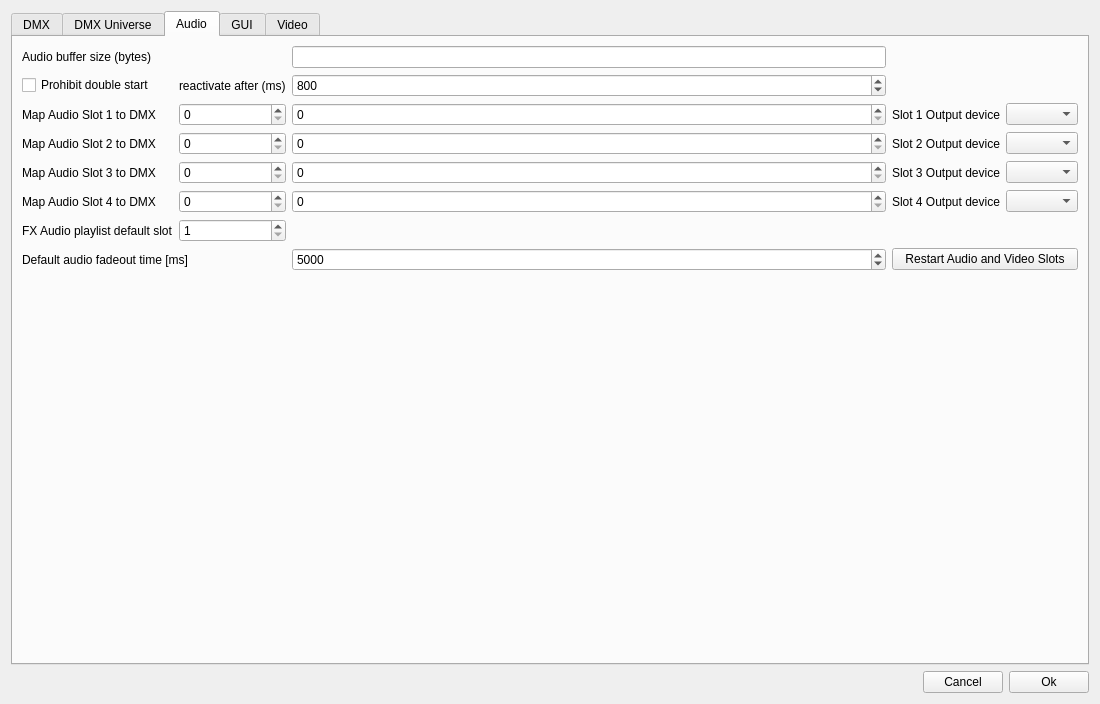
Qt form StageRunner/gui/setupwidget.ui (Pit1966/StageRunner) before a commit.
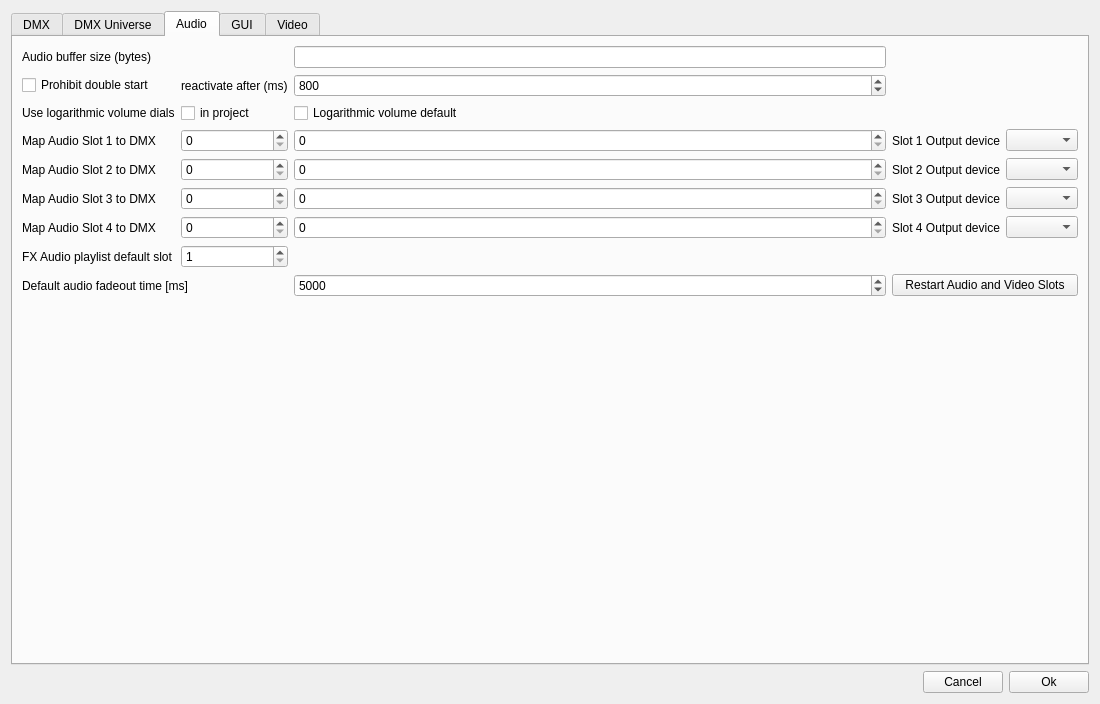
The same form after that commit. The open tabs and pages were chosen to show the change.

Commit message: Added logarithmic audio scale option for project and default settings

Patch:
```diff
--- a/StageRunner/gui/setupwidget.ui
+++ b/StageRunner/gui/setupwidget.ui
@@ -142,13 +142,31 @@
        <string>Audio</string>
       </attribute>
       <layout class="QGridLayout" name="gridLayout_2">
-       <item row="6" column="1">
-        <widget class="QSpinBox" name="playlistChannelSpin">
-         <property name="minimum">
-          <number>1</number>
+       <item row="3" column="4">
+        <widget class="QComboBox" name="slotDeviceCombo1"/>
+       </item>
+       <item row="4" column="3">
+        <widget class="QLabel" name="label_3">
+         <property name="text">
+          <string>Slot 2 Output device</string>
          </property>
-         <property name="maximum">
-          <number>4</number>
+        </widget>
+       </item>
+       <item row="8" column="3" colspan="2">
+        <widget class="QPushButton" name="restartAudioVideoSlots">
+         <property name="text">
+          <string>Restart Audio and Video Slots</string>
+         </property>
+        </widget>
+       </item>
+       <item row="3" column="0">
+        <widget class="QLabel" name="mapAudioToChannelLabel1">
+         <property name="toolTip">
+          <string>Map audio volumefor slot 1 to a DMX input channel
+Enables volume control on your light console</string>
+         </property>
+         <property name="text">
+          <string>Map Audio Slot 1 to DMX</string>
          </property>
         </widget>
        </item>
@@ -159,24 +177,10 @@
          </property>
         </widget>
        </item>
-       <item row="4" column="0">
-        <widget class="QLabel" name="mapAudioToChannelLabel1_3">
-         <property name="text">
-          <string>Map Audio Slot 3 to DMX</string>
-         </property>
-        </widget>
-       </item>
-       <item row="2" column="3">
-        <widget class="QLabel" name="chanOutputLabel0">
-         <property name="text">
-          <string>Slot 1 Output device</string>
-         </property>
-        </widget>
-       </item>
-       <item row="5" column="1">
-        <widget class="QSpinBox" name="mapAudioToUniv4">
-         <property name="toolTip">
-          <string>Universe for sound slot 4</string>
+       <item row="7" column="1">
+        <widget class="QSpinBox" name="playlistChannelSpin">
+         <property name="minimum">
+          <number>1</number>
          </property>
          <property name="maximum">
           <number>4</number>
@@ -184,7 +188,7 @@
         </widget>
        </item>
        <item row="4" column="1">
-        <widget class="QSpinBox" name="mapAudioToUniv3">
+        <widget class="QSpinBox" name="mapAudioToUniv2">
          <property name="toolTip">
           <string>Universe for sound slot 3</string>
          </property>
@@ -193,20 +197,32 @@
          </property>
         </widget>
        </item>
-       <item row="1" column="1">
-        <widget class="QLabel" name="reactivateAudioLabel">
-         <property name="text">
-          <string>reactivate after (ms)</string>
+       <item row="4" column="2">
+        <widget class="QSpinBox" name="mapAudioToDmx2">
+         <property name="toolTip">
+          <string>DMX Channel</string>
          </property>
-        </widget>
-       </item>
-       <item row="5" column="2">
-        <widget class="QSpinBox" name="mapAudioToDmx4">
          <property name="maximum">
           <number>512</number>
          </property>
         </widget>
        </item>
+       <item row="5" column="4">
+        <widget class="QComboBox" name="slotDeviceCombo3"/>
+       </item>
+       <item row="8" column="2">
+        <widget class="QSpinBox" name="defaultAudioFadeOutMsSpin">
+         <property name="maximum">
+          <number>10000</number>
+         </property>
+         <property name="singleStep">
+          <number>100</number>
+         </property>
+         <property name="value">
+          <number>5000</number>
+         </property>
+        </widget>
+       </item>
        <item row="0" column="0">
         <widget class="QLabel" name="label_2">
          <property name="text">
@@ -214,72 +230,8 @@
          </property>
         </widget>
        </item>
-       <item row="2" column="2">
-        <widget class="QSpinBox" name="mapAudioToDmx1">
-         <property name="toolTip">
-          <string>DMX Channel</string>
-         </property>
-         <property name="maximum">
-          <number>512</number>
-         </property>
-        </widget>
-       </item>
-       <item row="2" column="4">
-        <widget class="QComboBox" name="slotDeviceCombo1"/>
-       </item>
-       <item row="2" column="0">
-        <widget class="QLabel" name="mapAudioToChannelLabel1">
-         <property name="text">
-          <string>Map Audio Slot 1 to DMX</string>
-         </property>
-        </widget>
-       </item>
-       <item row="5" column="4">
-        <widget class="QComboBox" name="slotDeviceCombo4"/>
-       </item>
-       <item row="6" column="0">
-        <widget class="QLabel" name="playlistChannelLabel">
-         <property name="text">
-          <string>FX Audio playlist default slot</string>
-         </property>
-        </widget>
-       </item>
-       <item row="3" column="3">
-        <widget class="QLabel" name="label_3">
-         <property name="text">
-          <string>Slot 2 Output device</string>
-         </property>
-        </widget>
-       </item>
-       <item row="3" column="0">
-        <widget class="QLabel" name="mapAudioToChannelLabel1_2">
-         <property name="text">
-          <string>Map Audio Slot 2 to DMX</string>
-         </property>
-        </widget>
-       </item>
-       <item row="1" column="2">
-        <widget class="QSpinBox" name="reactivateAudioTimeSpin">
-         <property name="maximum">
-          <number>10000</number>
-         </property>
-         <property name="singleStep">
-          <number>25</number>
-         </property>
-         <property name="value">
-          <number>800</number>
-         </property>
-        </widget>
-       </item>
-       <item row="5" column="0">
-        <widget class="QLabel" name="mapAudioToChannelLabel1_4">
-         <property name="text">
-          <string>Map Audio Slot 4 to DMX</string>
-         </property>
-        </widget>
-       </item>
        <item row="3" column="2">
-        <widget class="QSpinBox" name="mapAudioToDmx2">
+        <widget class="QSpinBox" name="mapAudioToDmx1">
          <property name="toolTip">
           <string>DMX Channel</string>
          </property>
@@ -288,30 +240,7 @@
          </property>
         </widget>
        </item>
-       <item row="5" column="3">
-        <widget class="QLabel" name="label_5">
-         <property name="text">
-          <string>Slot 4 Output device</string>
-         </property>
-        </widget>
-       </item>
-       <item row="3" column="1">
-        <widget class="QSpinBox" name="mapAudioToUniv2">
-         <property name="toolTip">
-          <string>Universe for sound slot 2</string>
-         </property>
-         <property name="maximum">
-          <number>4</number>
-         </property>
-        </widget>
-       </item>
-       <item row="3" column="4">
-        <widget class="QComboBox" name="slotDeviceCombo2"/>
-       </item>
-       <item row="0" column="2">
-        <widget class="QLineEdit" name="audioBufferSizeEdit"/>
-       </item>
-       <item row="8" column="1">
+       <item row="9" column="1">
         <spacer name="verticalSpacer_2">
          <property name="orientation">
           <enum>Qt::Vertical</enum>
@@ -324,57 +253,164 @@
          </property>
         </spacer>
        </item>
-       <item row="4" column="2">
+       <item row="6" column="3">
+        <widget class="QLabel" name="label_5">
+         <property name="text">
+          <string>Slot 4 Output device</string>
+         </property>
+        </widget>
+       </item>
+       <item row="6" column="1">
+        <widget class="QSpinBox" name="mapAudioToUniv4">
+         <property name="toolTip">
+          <string>Universe for sound slot 4</string>
+         </property>
+         <property name="maximum">
+          <number>4</number>
+         </property>
+        </widget>
+       </item>
+       <item row="1" column="1">
+        <widget class="QLabel" name="reactivateAudioLabel">
+         <property name="text">
+          <string>reactivate after (ms)</string>
+         </property>
+        </widget>
+       </item>
+       <item row="3" column="1">
+        <widget class="QSpinBox" name="mapAudioToUniv1">
+         <property name="toolTip">
+          <string>Universe for sound slot 1</string>
+         </property>
+         <property name="maximum">
+          <number>4</number>
+         </property>
+        </widget>
+       </item>
+       <item row="1" column="2">
+        <widget class="QSpinBox" name="reactivateAudioTimeSpin">
+         <property name="maximum">
+          <number>10000</number>
+         </property>
+         <property name="singleStep">
+          <number>25</number>
+         </property>
+         <property name="value">
+          <number>800</number>
+         </property>
+        </widget>
+       </item>
+       <item row="5" column="0">
+        <widget class="QLabel" name="mapAudioToChannelLabel1_3">
+         <property name="toolTip">
+          <string>Map audio volumefor slot 3 to a DMX input channel
+Enables volume control on your light console</string>
+         </property>
+         <property name="text">
+          <string>Map Audio Slot 3 to DMX</string>
+         </property>
+        </widget>
+       </item>
+       <item row="0" column="2">
+        <widget class="QLineEdit" name="audioBufferSizeEdit"/>
+       </item>
+       <item row="5" column="2">
         <widget class="QSpinBox" name="mapAudioToDmx3">
          <property name="maximum">
           <number>512</number>
          </property>
         </widget>
        </item>
+       <item row="5" column="1">
+        <widget class="QSpinBox" name="mapAudioToUniv3">
+         <property name="toolTip">
+          <string>Universe for sound slot 3</string>
+         </property>
+         <property name="maximum">
+          <number>4</number>
+         </property>
+        </widget>
+       </item>
+       <item row="6" column="4">
+        <widget class="QComboBox" name="slotDeviceCombo4"/>
+       </item>
+       <item row="3" column="3">
+        <widget class="QLabel" name="chanOutputLabel0">
+         <property name="text">
+          <string>Slot 1 Output device</string>
+         </property>
+        </widget>
+       </item>
+       <item row="7" column="0">
+        <widget class="QLabel" name="playlistChannelLabel">
+         <property name="text">
+          <string>FX Audio playlist default slot</string>
+         </property>
+        </widget>
+       </item>
+       <item row="6" column="2">
+        <widget class="QSpinBox" name="mapAudioToDmx4">
+         <property name="maximum">
+          <number>512</number>
+         </property>
+        </widget>
+       </item>
+       <item row="6" column="0">
+        <widget class="QLabel" name="mapAudioToChannelLabel1_4">
+         <property name="toolTip">
+          <string>Map audio volumefor slot 4 to a DMX input channel
+Enables volume control on your light console</string>
+         </property>
+         <property name="text">
+          <string>Map Audio Slot 4 to DMX</string>
+         </property>
+        </widget>
+       </item>
        <item row="4" column="4">
-        <widget class="QComboBox" name="slotDeviceCombo3"/>
+        <widget class="QComboBox" name="slotDeviceCombo2"/>
        </item>
-       <item row="4" column="3">
+       <item row="5" column="3">
         <widget class="QLabel" name="label_4">
          <property name="text">
           <string>Slot 3 Output device</string>
          </property>
         </widget>
        </item>
-       <item row="2" column="1">
-        <widget class="QSpinBox" name="mapAudioToUniv1">
+       <item row="4" column="0">
+        <widget class="QLabel" name="mapAudioToChannelLabel1_2">
          <property name="toolTip">
           <string>Universe for sound slot 1</string>
          </property>
-         <property name="maximum">
-          <number>4</number>
-         </property>
-        </widget>
-       </item>
-       <item row="7" column="3" colspan="2">
-        <widget class="QPushButton" name="restartAudioVideoSlots">
          <property name="text">
-          <string>Restart Audio and Video Slots</string>
+          <string>Map Audio Slot 2 to DMX</string>
          </property>
         </widget>
        </item>
-       <item row="7" column="0" colspan="2">
+       <item row="8" column="0" colspan="2">
         <widget class="QLabel" name="defaultAudioFadeOutTimeMs">
          <property name="text">
           <string>Default audio fadeout time [ms]</string>
          </property>
         </widget>
        </item>
-       <item row="7" column="2">
-        <widget class="QSpinBox" name="defaultAudioFadeOutMsSpin">
-         <property name="maximum">
-          <number>10000</number>
+       <item row="2" column="0">
+        <widget class="QLabel" name="useLogVolumeLabel">
+         <property name="text">
+          <string>Use logarithmic volume dials</string>
          </property>
-         <property name="singleStep">
-          <number>100</number>
+        </widget>
+       </item>
+       <item row="2" column="1">
+        <widget class="QCheckBox" name="useLogVolumeProjectCheck">
+         <property name="text">
+          <string>in project</string>
          </property>
-         <property name="value">
-          <number>5000</number>
+        </widget>
+       </item>
+       <item row="2" column="2">
+        <widget class="QCheckBox" name="useLogVolumeDefaultCheck">
+         <property name="text">
+          <string>Logarithmic volume default</string>
          </property>
         </widget>
        </item>
```
Left out of the diff: 5 changed lines with no effect on the pictures. The commit also changes 16 other files.
